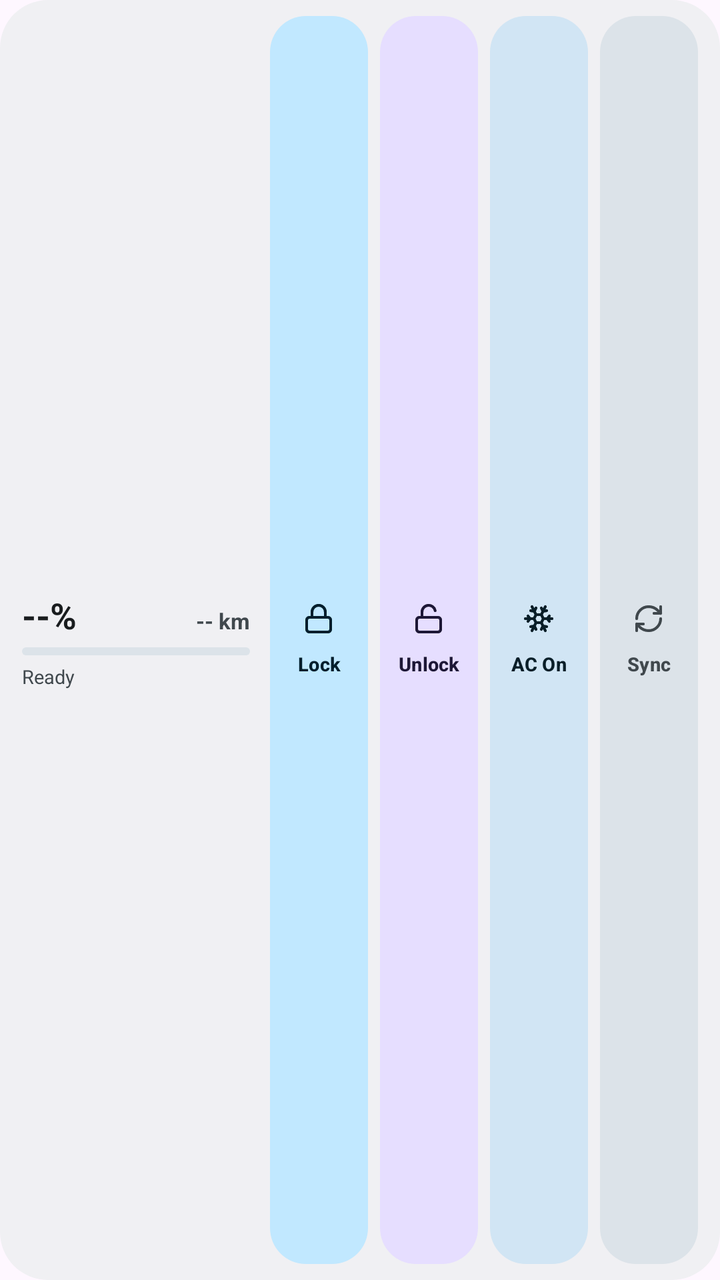
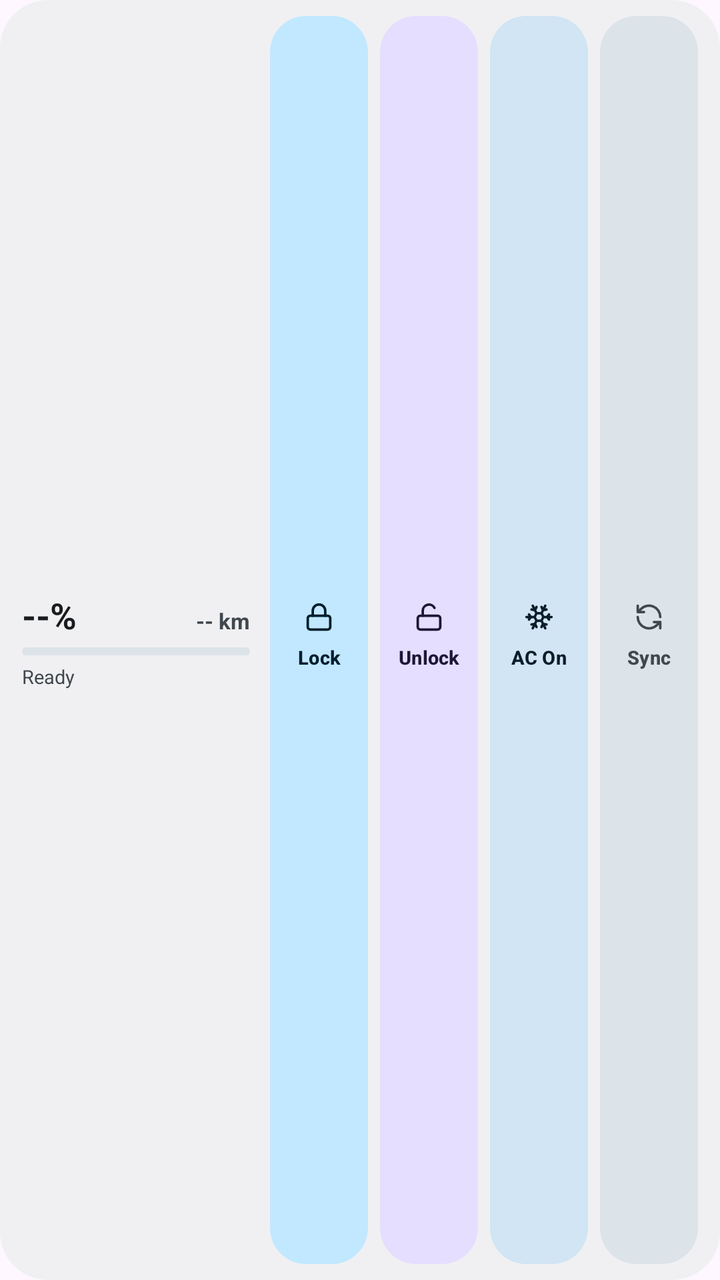

Two renders of the same Android screen: before a commit and after it. Below are the layout's source before the change and the commit's diff.
<!-- AndroidManifest.xml: application theme Theme.BydWatch -->
<!-- res/layout/widget_vehicle_4x1.xml -->
<?xml version="1.0" encoding="utf-8"?>
<LinearLayout xmlns:android="http://schemas.android.com/apk/res/android"
    android:id="@+id/widgetRoot"
    android:layout_width="match_parent"
    android:layout_height="match_parent"
    android:background="@drawable/bg_widget_card"
    android:gravity="center_vertical"
    android:orientation="horizontal"
    android:paddingHorizontal="11dp"
    android:paddingVertical="8dp">

    
    <LinearLayout
        android:id="@+id/widgetHeader"
        android:layout_width="114dp"
        android:layout_height="wrap_content"
        android:layout_marginEnd="10dp"
        android:gravity="center_vertical"
        android:orientation="vertical">

        <LinearLayout
            android:layout_width="match_parent"
            android:layout_height="wrap_content"
            android:gravity="bottom"
            android:orientation="horizontal">

            <TextView
                android:id="@+id/tvWidgetSoc"
                android:layout_width="wrap_content"
                android:layout_height="wrap_content"
                android:text="--%"
                android:textColor="@color/widget_on_surface"
                android:textSize="18sp"
                android:textStyle="bold" />

            <TextView
                android:id="@+id/tvWidgetRange"
                android:layout_width="0dp"
                android:layout_height="wrap_content"
                android:layout_marginStart="4dp"
                android:layout_weight="1"
                android:ellipsize="end"
                android:gravity="end"
                android:maxLines="1"
                android:text="-- km"
                android:textColor="@color/widget_on_surface_variant"
                android:textSize="11sp"
                android:textStyle="bold" />
        </LinearLayout>

        <ProgressBar
            android:id="@+id/pbWidgetSoc"
            style="?android:attr/progressBarStyleHorizontal"
            android:layout_width="match_parent"
            android:layout_height="4dp"
            android:layout_marginTop="4dp"
            android:layout_marginBottom="4dp"
            android:max="100"
            android:progress="0"
            android:progressDrawable="@drawable/progress_widget_soc" />

        <TextView
            android:id="@+id/tvWidgetBanner"
            android:layout_width="match_parent"
            android:layout_height="wrap_content"
            android:ellipsize="end"
            android:maxLines="1"
            android:text="Ready"
            android:textColor="@color/widget_on_surface_variant"
            android:textSize="9.5sp" />
    </LinearLayout>

    
    <LinearLayout
        android:layout_width="0dp"
        android:layout_height="match_parent"
        android:layout_weight="1"
        android:orientation="horizontal">

        <LinearLayout
            android:id="@+id/tileWidgetLock"
            android:layout_width="0dp"
            android:layout_height="match_parent"
            android:layout_marginEnd="3dp"
            android:layout_weight="1"
            android:background="@drawable/bg_widget_btn_primary"
            android:gravity="center"
            android:orientation="vertical"
            android:paddingHorizontal="2dp">

            <Button
                android:id="@+id/btnWidgetLock"
                android:layout_width="match_parent"
                android:layout_height="wrap_content"
                android:background="@android:color/transparent"
                android:drawablePadding="2dp"
                android:drawableTop="@drawable/ic_widget_lock_sm"
                android:gravity="center"
                android:minWidth="0dp"
                android:minHeight="0dp"
                android:padding="0dp"
                android:stateListAnimator="@null"
                android:text="Lock"
                android:textAllCaps="false"
                android:textColor="@color/widget_on_primary_container"
                android:textSize="9.5sp"
                android:textStyle="bold" />
        </LinearLayout>

        <LinearLayout
            android:id="@+id/tileWidgetUnlock"
            android:layout_width="0dp"
            android:layout_height="match_parent"
            android:layout_marginHorizontal="3dp"
            android:layout_weight="1"
            android:background="@drawable/bg_widget_btn_tertiary"
            android:gravity="center"
            android:orientation="vertical"
            android:paddingHorizontal="2dp">

            <Button
                android:id="@+id/btnWidgetUnlock"
                android:layout_width="match_parent"
                android:layout_height="wrap_content"
                android:background="@android:color/transparent"
                android:drawablePadding="2dp"
                android:drawableTop="@drawable/ic_widget_unlock_sm"
                android:gravity="center"
                android:minWidth="0dp"
                android:minHeight="0dp"
                android:padding="0dp"
                android:stateListAnimator="@null"
                android:text="Unlock"
                android:textAllCaps="false"
                android:textColor="@color/widget_on_tertiary_container"
                android:textSize="9.5sp"
                android:textStyle="bold" />
        </LinearLayout>

        <LinearLayout
            android:id="@+id/tileWidgetAc"
            android:layout_width="0dp"
            android:layout_height="match_parent"
            android:layout_marginHorizontal="3dp"
            android:layout_weight="1"
            android:background="@drawable/bg_widget_btn_secondary"
            android:gravity="center"
            android:orientation="vertical"
            android:paddingHorizontal="2dp">

            <Button
                android:id="@+id/btnWidgetAc"
                android:layout_width="match_parent"
                android:layout_height="wrap_content"
                android:background="@android:color/transparent"
                android:drawablePadding="2dp"
                android:drawableTop="@drawable/ic_widget_ac_sm"
                android:gravity="center"
                android:minWidth="0dp"
                android:minHeight="0dp"
                android:padding="0dp"
                android:stateListAnimator="@null"
                android:text="AC On"
                android:textAllCaps="false"
                android:textColor="@color/widget_on_secondary_container"
                android:textSize="9.5sp"
                android:textStyle="bold" />
        </LinearLayout>

        <LinearLayout
            android:id="@+id/tileWidgetRefresh"
            android:layout_width="0dp"
            android:layout_height="match_parent"
            android:layout_marginStart="3dp"
            android:layout_weight="1"
            android:background="@drawable/bg_widget_btn_tonal"
            android:gravity="center"
            android:orientation="vertical"
            android:paddingHorizontal="2dp">

            <Button
                android:id="@+id/btnWidgetRefresh"
                android:layout_width="match_parent"
                android:layout_height="wrap_content"
                android:background="@android:color/transparent"
                android:drawablePadding="2dp"
                android:drawableTop="@drawable/ic_widget_sync_sm"
                android:gravity="center"
                android:minWidth="0dp"
                android:minHeight="0dp"
                android:padding="0dp"
                android:stateListAnimator="@null"
                android:text="Sync"
                android:textAllCaps="false"
                android:textColor="@color/widget_on_surface_variant"
                android:textSize="9.5sp"
                android:textStyle="bold" />
        </LinearLayout>
    </LinearLayout>
</LinearLayout>
<!-- resources referenced by this layout -->
<resources>
  <color name="widget_on_primary_container">#002114</color>
  <color name="widget_on_surface">#181D1A</color>
  <color name="widget_on_surface_variant">#414944</color>
  <color name="widget_on_tertiary_container">#2B1700</color>
  <!-- drawable ic_widget_ac_sm (drawable) -->
  <?xml version="1.0" encoding="utf-8"?>
  <vector xmlns:android="http://schemas.android.com/apk/res/android"
      android:width="16dp"
      android:height="16dp"
      android:viewportWidth="24"
      android:viewportHeight="24">
      <path
          android:fillColor="@android:color/transparent"
          android:strokeColor="@color/widget_on_secondary_container"
          android:strokeLineCap="round"
          android:strokeLineJoin="round"
          android:strokeWidth="2.1"
          android:pathData="M10,20l-1.25,-2.5L6,18 M10,4L8.75,6.5L6,6 M14,20l1.25,-2.5L18,18 M14,4l1.25,2.5L18,6 M17,21l-3,-6h-4 M17,3l-3,6l1.5,3 M2,12h6.5L10,9 M20,10l-1.5,2l1.5,2 M22,12h-6.5L14,15 M4,10l1.5,2L4,14 M7,21l3,-6l-1.5,-3 M7,3l3,6h4" />
  </vector>
  <!-- drawable ic_widget_lock_sm (drawable) -->
  <?xml version="1.0" encoding="utf-8"?>
  <vector xmlns:android="http://schemas.android.com/apk/res/android"
      android:width="16dp"
      android:height="16dp"
      android:viewportWidth="24"
      android:viewportHeight="24">
      <path
          android:fillColor="@android:color/transparent"
          android:strokeColor="@color/widget_on_primary_container"
          android:strokeLineCap="round"
          android:strokeLineJoin="round"
          android:strokeWidth="2.1"
          android:pathData="M5,11 H19 A2,2 0 0 1 21,13 V20 A2,2 0 0 1 19,22 H5 A2,2 0 0 1 3,20 V13 A2,2 0 0 1 5,11 Z" />
      <path
          android:fillColor="@android:color/transparent"
          android:strokeColor="@color/widget_on_primary_container"
          android:strokeLineCap="round"
          android:strokeLineJoin="round"
          android:strokeWidth="2.1"
          android:pathData="M7,11V7a5,5 0 0,1 10,0v4" />
  </vector>
  <!-- drawable ic_widget_sync_sm (drawable) -->
  <?xml version="1.0" encoding="utf-8"?>
  <vector xmlns:android="http://schemas.android.com/apk/res/android"
      android:width="16dp"
      android:height="16dp"
      android:viewportWidth="24"
      android:viewportHeight="24">
      <path
          android:fillColor="@android:color/transparent"
          android:strokeColor="@color/widget_on_surface_variant"
          android:strokeLineCap="round"
          android:strokeLineJoin="round"
          android:strokeWidth="2.1"
          android:pathData="M3,12a9,9 0 0,1 9,-9 9.75,9.75 0 0,1 6.74,2.74L21,8 M21,3v5h-5 M21,12a9,9 0 0,1 -9,9 9.75,9.75 0 0,1 -6.74,-2.74L3,16 M8,16H3v5" />
  </vector>
  <!-- drawable ic_widget_unlock_sm (drawable) -->
  <?xml version="1.0" encoding="utf-8"?>
  <vector xmlns:android="http://schemas.android.com/apk/res/android"
      android:width="16dp"
      android:height="16dp"
      android:viewportWidth="24"
      android:viewportHeight="24">
      <path
          android:fillColor="@android:color/transparent"
          android:strokeColor="@color/widget_on_tertiary_container"
          android:strokeLineCap="round"
          android:strokeLineJoin="round"
          android:strokeWidth="2.1"
          android:pathData="M5,11 H19 A2,2 0 0 1 21,13 V20 A2,2 0 0 1 19,22 H5 A2,2 0 0 1 3,20 V13 A2,2 0 0 1 5,11 Z" />
      <path
          android:fillColor="@android:color/transparent"
          android:strokeColor="@color/widget_on_tertiary_container"
          android:strokeLineCap="round"
          android:strokeLineJoin="round"
          android:strokeWidth="2.1"
          android:pathData="M7,11V7a5,5 0 0,1 9.9,-1" />
  </vector>
  <color name="widget_primary_container">#9FF2CE</color>
  <color name="widget_secondary_container">#CBE6FF</color>
  <color name="widget_tertiary_container">#FFE0B2</color>
  <color name="widget_surface_variant">#E3EBE6</color>
  <color name="widget_surface">#F3F7F4</color>
  <color name="accent_emerald">#006C4C</color>
  <color name="bg_obsidian">#F6F8F7</color>
  <color name="accent_cyan">#00658E</color>
  <!-- unchanged entries left out for length: 9 -->
</resources>

<!-- the commit's change to res/layout/widget_vehicle_4x1.xml (unified diff, before → after) -->
@@ -88,14 +88,23 @@
             android:orientation="vertical"
             android:paddingHorizontal="2dp">
 
+            <ImageView
+                android:id="@+id/ivWidgetLock"
+                android:layout_width="15dp"
+                android:layout_height="15dp"
+                android:layout_marginBottom="2dp"
+                android:importantForAccessibility="no"
+                android:src="@drawable/ic_slot_lock"
+                android:tint="@color/widget_on_primary_container" />
+
             <Button
                 android:id="@+id/btnWidgetLock"
                 android:layout_width="match_parent"
                 android:layout_height="wrap_content"
                 android:background="@android:color/transparent"
-                android:drawablePadding="2dp"
-                android:drawableTop="@drawable/ic_widget_lock_sm"
-                android:gravity="center"
+                android:ellipsize="end"
+                android:gravity="center"
+                android:maxLines="1"
                 android:minWidth="0dp"
                 android:minHeight="0dp"
                 android:padding="0dp"
@@ -118,14 +127,23 @@
             android:orientation="vertical"
             android:paddingHorizontal="2dp">
 
+            <ImageView
+                android:id="@+id/ivWidgetUnlock"
+                android:layout_width="15dp"
+                android:layout_height="15dp"
+                android:layout_marginBottom="2dp"
+                android:importantForAccessibility="no"
+                android:src="@drawable/ic_slot_unlock"
+                android:tint="@color/widget_on_tertiary_container" />
+
             <Button
                 android:id="@+id/btnWidgetUnlock"
                 android:layout_width="match_parent"
                 android:layout_height="wrap_content"
                 android:background="@android:color/transparent"
-                android:drawablePadding="2dp"
-                android:drawableTop="@drawable/ic_widget_unlock_sm"
-                android:gravity="center"
+                android:ellipsize="end"
+                android:gravity="center"
+                android:maxLines="1"
                 android:minWidth="0dp"
                 android:minHeight="0dp"
                 android:padding="0dp"
@@ -148,14 +166,23 @@
             android:orientation="vertical"
             android:paddingHorizontal="2dp">
 
+            <ImageView
+                android:id="@+id/ivWidgetAc"
+                android:layout_width="15dp"
+                android:layout_height="15dp"
+                android:layout_marginBottom="2dp"
+                android:importantForAccessibility="no"
+                android:src="@drawable/ic_slot_ac"
+                android:tint="@color/widget_on_secondary_container" />
+
             <Button
                 android:id="@+id/btnWidgetAc"
                 android:layout_width="match_parent"
                 android:layout_height="wrap_content"
                 android:background="@android:color/transparent"
-                android:drawablePadding="2dp"
-                android:drawableTop="@drawable/ic_widget_ac_sm"
-                android:gravity="center"
+                android:ellipsize="end"
+                android:gravity="center"
+                android:maxLines="1"
                 android:minWidth="0dp"
                 android:minHeight="0dp"
                 android:padding="0dp"
@@ -178,14 +205,23 @@
             android:orientation="vertical"
             android:paddingHorizontal="2dp">
 
+            <ImageView
+                android:id="@+id/ivWidgetRefresh"
+                android:layout_width="15dp"
+                android:layout_height="15dp"
+                android:layout_marginBottom="2dp"
+                android:importantForAccessibility="no"
+                android:src="@drawable/ic_slot_sync"
+                android:tint="@color/widget_on_surface_variant" />
+
             <Button
                 android:id="@+id/btnWidgetRefresh"
                 android:layout_width="match_parent"
                 android:layout_height="wrap_content"
                 android:background="@android:color/transparent"
-                android:drawablePadding="2dp"
-                android:drawableTop="@drawable/ic_widget_sync_sm"
-                android:gravity="center"
+                android:ellipsize="end"
+                android:gravity="center"
+                android:maxLines="1"
                 android:minWidth="0dp"
                 android:minHeight="0dp"
                 android:padding="0dp"
<!-- resource entries referenced after the edit -->
@@ -4,79 +4,79 @@
   <color name="widget_on_surface">#181D1A</color>
   <color name="widget_on_surface_variant">#414944</color>
   <color name="widget_on_tertiary_container">#2B1700</color>
-  <!-- drawable ic_widget_ac_sm (drawable) -->
+  <!-- drawable ic_slot_ac (drawable) -->
   <?xml version="1.0" encoding="utf-8"?>
   <vector xmlns:android="http://schemas.android.com/apk/res/android"
-      android:width="16dp"
-      android:height="16dp"
+      android:width="24dp"
+      android:height="24dp"
       android:viewportWidth="24"
       android:viewportHeight="24">
       <path
           android:fillColor="@android:color/transparent"
-          android:strokeColor="@color/widget_on_secondary_container"
+          android:strokeColor="#FFFFFF"
           android:strokeLineCap="round"
           android:strokeLineJoin="round"
-          android:strokeWidth="2.1"
+          android:strokeWidth="2"
           android:pathData="M10,20l-1.25,-2.5L6,18 M10,4L8.75,6.5L6,6 M14,20l1.25,-2.5L18,18 M14,4l1.25,2.5L18,6 M17,21l-3,-6h-4 M17,3l-3,6l1.5,3 M2,12h6.5L10,9 M20,10l-1.5,2l1.5,2 M22,12h-6.5L14,15 M4,10l1.5,2L4,14 M7,21l3,-6l-1.5,-3 M7,3l3,6h4" />
   </vector>
-  <!-- drawable ic_widget_lock_sm (drawable) -->
+  <!-- drawable ic_slot_lock (drawable) -->
   <?xml version="1.0" encoding="utf-8"?>
   <vector xmlns:android="http://schemas.android.com/apk/res/android"
-      android:width="16dp"
-      android:height="16dp"
+      android:width="24dp"
+      android:height="24dp"
       android:viewportWidth="24"
       android:viewportHeight="24">
       <path
           android:fillColor="@android:color/transparent"
-          android:strokeColor="@color/widget_on_primary_container"
+          android:strokeColor="#FFFFFF"
           android:strokeLineCap="round"
           android:strokeLineJoin="round"
-          android:strokeWidth="2.1"
+          android:strokeWidth="2"
           android:pathData="M5,11 H19 A2,2 0 0 1 21,13 V20 A2,2 0 0 1 19,22 H5 A2,2 0 0 1 3,20 V13 A2,2 0 0 1 5,11 Z" />
       <path
           android:fillColor="@android:color/transparent"
-          android:strokeColor="@color/widget_on_primary_container"
+          android:strokeColor="#FFFFFF"
           android:strokeLineCap="round"
           android:strokeLineJoin="round"
-          android:strokeWidth="2.1"
+          android:strokeWidth="2"
           android:pathData="M7,11V7a5,5 0 0,1 10,0v4" />
   </vector>
-  <!-- drawable ic_widget_sync_sm (drawable) -->
+  <!-- drawable ic_slot_sync (drawable) -->
   <?xml version="1.0" encoding="utf-8"?>
   <vector xmlns:android="http://schemas.android.com/apk/res/android"
-      android:width="16dp"
-      android:height="16dp"
+      android:width="24dp"
+      android:height="24dp"
       android:viewportWidth="24"
       android:viewportHeight="24">
       <path
           android:fillColor="@android:color/transparent"
-          android:strokeColor="@color/widget_on_surface_variant"
+          android:strokeColor="#FFFFFF"
           android:strokeLineCap="round"
           android:strokeLineJoin="round"
-          android:strokeWidth="2.1"
-          android:pathData="M3,12a9,9 0 0,1 9,-9 9.75,9.75 0 0,1 6.74,2.74L21,8 M21,3v5h-5 M21,12a9,9 0 0,1 -9,9 9.75,9.75 0 0,1 -6.74,-2.74L3,16 M8,16H3v5" />
+          android:strokeWidth="2"
+          android:pathData="M21,12a9,9 0 0,0 -15.5,-6.3L3,8 M3,3v5h5 M3,12a9,9 0 0,0 15.5,6.3L21,16 M21,21v-5h-5" />
   </vector>
-  <!-- drawable ic_widget_unlock_sm (drawable) -->
+  <!-- drawable ic_slot_unlock (drawable) -->
   <?xml version="1.0" encoding="utf-8"?>
   <vector xmlns:android="http://schemas.android.com/apk/res/android"
-      android:width="16dp"
-      android:height="16dp"
+      android:width="24dp"
+      android:height="24dp"
       android:viewportWidth="24"
       android:viewportHeight="24">
       <path
           android:fillColor="@android:color/transparent"
-          android:strokeColor="@color/widget_on_tertiary_container"
+          android:strokeColor="#FFFFFF"
           android:strokeLineCap="round"
           android:strokeLineJoin="round"
-          android:strokeWidth="2.1"
+          android:strokeWidth="2"
           android:pathData="M5,11 H19 A2,2 0 0 1 21,13 V20 A2,2 0 0 1 19,22 H5 A2,2 0 0 1 3,20 V13 A2,2 0 0 1 5,11 Z" />
       <path
           android:fillColor="@android:color/transparent"
-          android:strokeColor="@color/widget_on_tertiary_container"
+          android:strokeColor="#FFFFFF"
           android:strokeLineCap="round"
           android:strokeLineJoin="round"
-          android:strokeWidth="2.1"
-          android:pathData="M7,11V7a5,5 0 0,1 9.9,-1" />
+          android:strokeWidth="2"
+          android:pathData="M7,11V7a5,5 0 0,1 9.4,-2.3" />
   </vector>
   <color name="widget_primary_container">#9FF2CE</color>
   <color name="widget_secondary_container">#CBE6FF</color>
